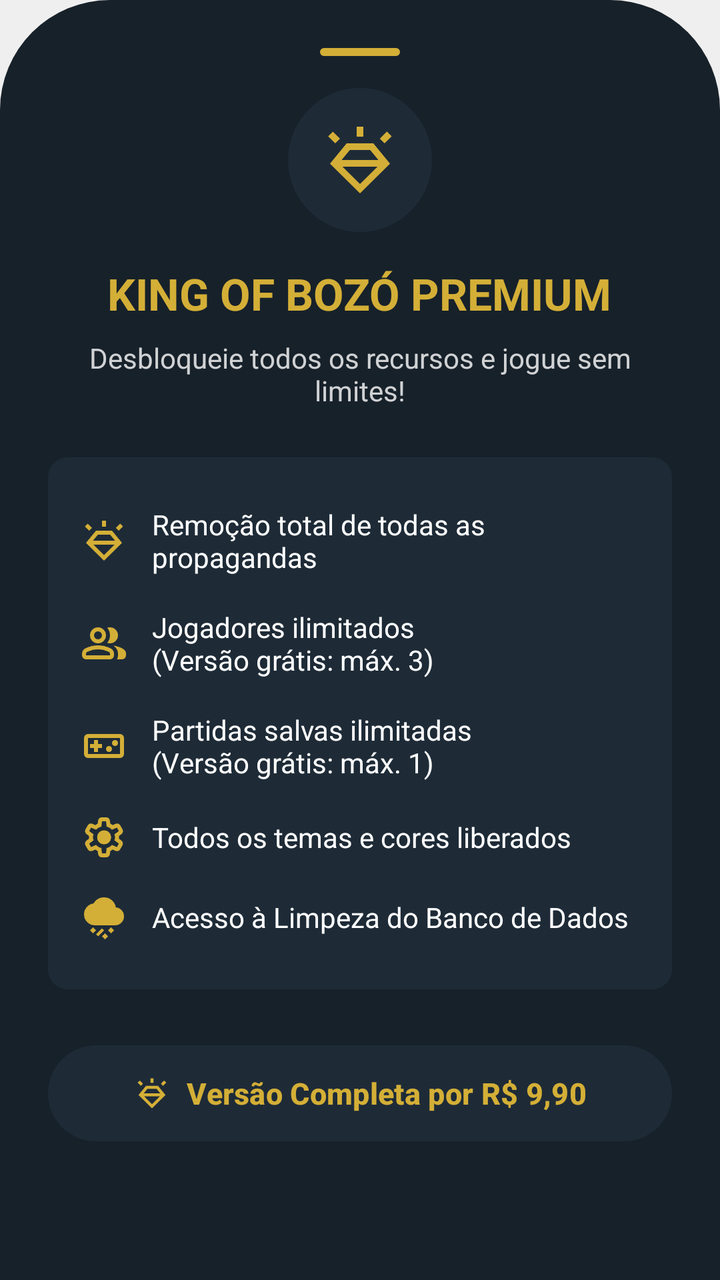
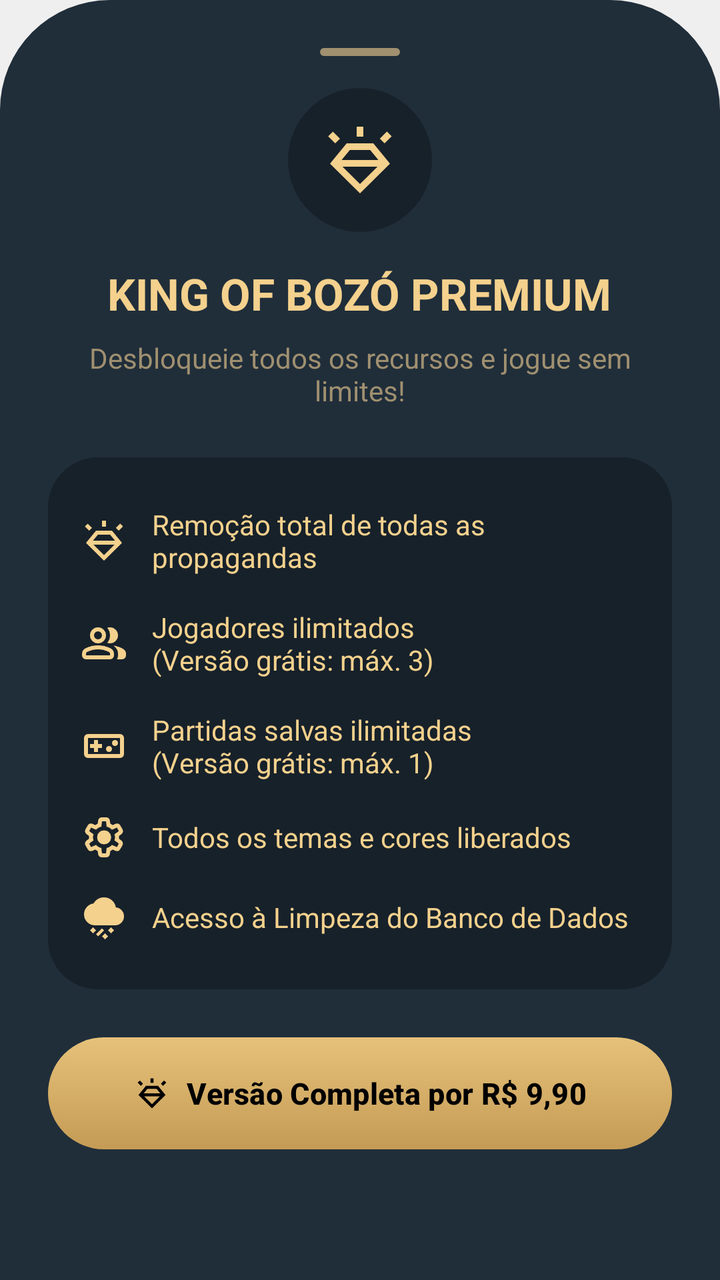

Screens rendered from an Android XML layout before and after an edit, with the pre-edit source and the edit as a unified diff.
<!-- AndroidManifest.xml: application theme Base.Theme.KingOfBozo.Standard -->
<!-- res/layout/bottom_sheet_premium.xml -->
<?xml version="1.0" encoding="utf-8"?>
<androidx.core.widget.NestedScrollView xmlns:android="http://schemas.android.com/apk/res/android"
    xmlns:app="http://schemas.android.com/apk/res-auto"
    xmlns:tools="http://schemas.android.com/tools"
    android:layout_width="match_parent"
    android:layout_height="wrap_content"
    android:backgroundTint="@color/padrao_dark_nigth"
    android:background="@drawable/bottom_sheet_background"
    android:fillViewport="true">

    <LinearLayout
        android:layout_width="match_parent"
        android:layout_height="wrap_content"
        android:orientation="vertical"
        android:padding="24dp"
        android:gravity="center_horizontal">

        
        <ImageView
            android:layout_width="40dp"
            android:layout_height="4dp"
            android:layout_marginBottom="16dp"
            app:tint="@color/premium"
            android:src="@drawable/background_card_dark"
            tools:ignore="ContentDescription" />

        
        <ImageView
            android:id="@+id/icon_crown_premium"
            android:layout_width="72dp"
            android:layout_height="72dp"
            android:background="@drawable/background_circle"
            android:backgroundTint="@color/padrao_dark"
            android:padding="16dp"
            android:src="@drawable/ic_diamond_shine"
            app:tint="@color/premium"
            tools:ignore="ContentDescription" />

        
        <TextView
            android:id="@+id/text_premium_title"
            android:layout_width="wrap_content"
            android:layout_height="wrap_content"
            android:layout_marginTop="16dp"
            android:text="@string/premium_title"
            android:textColor="@color/premium"
            android:textSize="22sp"
            android:textStyle="bold"
            android:gravity="center" />

        
        <TextView
            android:id="@+id/text_premium_subtitle"
            android:layout_width="wrap_content"
            android:layout_height="wrap_content"
            android:layout_marginTop="8dp"
            android:text="@string/premium_subtitle"
            android:textColor="?attr/customTextBackground"
            android:textSize="14sp"
            android:alpha="0.8"
            android:gravity="center" />

        
        <LinearLayout
            android:layout_width="match_parent"
            android:layout_height="wrap_content"
            android:orientation="vertical"
            android:layout_marginTop="24dp"
            android:background="@drawable/background_card_game"
            android:backgroundTint="@color/padrao_dark"
            android:padding="16dp">

            
            <LinearLayout
                android:layout_width="match_parent"
                android:layout_height="wrap_content"
                android:gravity="center_vertical"
                android:paddingVertical="8dp">

                <ImageView
                    android:layout_width="24dp"
                    android:layout_height="24dp"
                    android:src="@drawable/ic_diamond_shine"
                    app:tint="@color/premium"
                    tools:ignore="ContentDescription" />

                <TextView
                    android:layout_width="wrap_content"
                    android:layout_height="wrap_content"
                    android:layout_marginStart="12dp"
                    android:text="@string/premium_feat_no_ads"
                    android:textColor="?attr/customTextBackground"
                    android:textSize="14sp"/>
            </LinearLayout>

            
            <LinearLayout
                android:layout_width="match_parent"
                android:layout_height="wrap_content"
                android:gravity="center_vertical"
                android:paddingVertical="8dp">

                <ImageView
                    android:layout_width="24dp"
                    android:layout_height="24dp"
                    android:src="@drawable/ic_players"
                    app:tint="@color/premium"
                    tools:ignore="ContentDescription" />

                <TextView
                    android:layout_width="wrap_content"
                    android:layout_height="wrap_content"
                    android:layout_marginStart="12dp"
                    android:text="@string/premium_feat_unlimited_players"
                    android:textColor="?attr/customTextBackground"
                    android:textSize="14sp"/>
            </LinearLayout>

            
            <LinearLayout
                android:layout_width="match_parent"
                android:layout_height="wrap_content"
                android:gravity="center_vertical"
                android:paddingVertical="8dp">

                <ImageView
                    android:layout_width="24dp"
                    android:layout_height="24dp"
                    android:src="@drawable/ic_game"
                    app:tint="@color/premium"
                    tools:ignore="ContentDescription" />

                <TextView
                    android:layout_width="wrap_content"
                    android:layout_height="wrap_content"
                    android:layout_marginStart="12dp"
                    android:text="@string/premium_feat_unlimited_saved_games"
                    android:textColor="?attr/customTextBackground"
                    android:textSize="14sp"/>
            </LinearLayout>

            
            <LinearLayout
                android:layout_width="match_parent"
                android:layout_height="wrap_content"
                android:gravity="center_vertical"
                android:paddingVertical="8dp">

                <ImageView
                    android:layout_width="24dp"
                    android:layout_height="24dp"
                    android:src="@drawable/ic_settings"
                    app:tint="@color/premium"
                    tools:ignore="ContentDescription" />

                <TextView
                    android:layout_width="wrap_content"
                    android:layout_height="wrap_content"
                    android:layout_marginStart="12dp"
                    android:text="@string/premium_feat_unlimited_themes"
                    android:textColor="?attr/customTextBackground"
                    android:textSize="14sp"/>
            </LinearLayout>

            
            <LinearLayout
                android:layout_width="match_parent"
                android:layout_height="wrap_content"
                android:gravity="center_vertical"
                android:paddingVertical="8dp">

                <ImageView
                    android:layout_width="24dp"
                    android:layout_height="24dp"
                    android:src="@drawable/ic_limpar_dados"
                    app:tint="@color/premium"
                    tools:ignore="ContentDescription" />

                <TextView
                    android:layout_width="wrap_content"
                    android:layout_height="wrap_content"
                    android:layout_marginStart="12dp"
                    android:text="@string/premium_feat_reset_data"
                    android:textColor="?attr/customTextBackground"
                    android:textSize="14sp"/>
            </LinearLayout>

        </LinearLayout>

        
        <com.google.android.material.button.MaterialButton
            android:id="@+id/btn_unlock_premium"
            android:layout_width="match_parent"
            android:layout_height="56dp"
            android:layout_marginTop="24dp"
            android:text="@string/premium_btn_unlock"
            android:textColor="@color/premium"
            android:textSize="15sp"
            android:textStyle="bold"
            app:backgroundTint="@color/padrao_dark"
            app:cornerRadius="28dp"
            app:icon="@drawable/ic_diamond_shine"
            app:iconGravity="textStart"
            app:iconTint="@color/premium" />

    </LinearLayout>

</androidx.core.widget.NestedScrollView>
<!-- resources referenced by this layout -->
<resources>
  <color name="padrao_dark">#1E2B37</color>
  <color name="padrao_dark_nigth">#17212A</color>
  <color name="premium">#D4AF37</color>
  <!-- drawable background_card_dark (drawable) -->
  <shape xmlns:android="http://schemas.android.com/apk/res/android"
      android:shape="rectangle">
      <solid android:color="@color/fundo_light" />
      <corners android:radius="100dp" />
  </shape>
  <!-- drawable background_card_game (drawable) -->
  <?xml version="1.0" encoding="utf-8"?>
  <shape xmlns:android="http://schemas.android.com/apk/res/android"
      android:shape="rectangle">
      <corners android:radius="10dp" />
      <solid android:color="@color/card_dark" />
  </shape>
  <!-- drawable background_circle (drawable) -->
  <?xml version="1.0" encoding="utf-8"?>
  <shape xmlns:android="http://schemas.android.com/apk/res/android"
      android:shape="oval">
      <solid android:color="@color/fundo_light" />
  </shape>
  <!-- drawable bottom_sheet_background (drawable) -->
  <?xml version="1.0" encoding="utf-8"?>
  <shape xmlns:android="http://schemas.android.com/apk/res/android"
      android:shape="rectangle">
      <solid android:color="@color/fundo_light"/>
      <corners android:topLeftRadius="55dp" android:topRightRadius="55dp"/>
  </shape>
  <!-- drawable ic_diamond_shine (drawable) -->
  <vector xmlns:android="http://schemas.android.com/apk/res/android" android:height="24dp" android:tint="#FFFFFF" android:viewportHeight="960" android:viewportWidth="960" android:width="24dp">
        
      <path android:fillColor="@android:color/white" android:pathData="M480,880L120,524L320,280L640,280L840,524L480,880ZM183,280L98,195L155,139L240,224L183,280ZM440,200L440,80L520,80L520,200L440,200ZM775,280L718,223L803,138L860,195L775,280ZM480,768L690,560L270,560L480,768ZM358,360L259,480L701,480L602,360L358,360Z"/>
      
  </vector>
  <string name="premium_btn_unlock">Versão Completa por R$ 9,90</string>
  <string name="premium_feat_no_ads">Remoção total de todas as propagandas</string>
  <string name="premium_feat_reset_data">Acesso à Limpeza do Banco de Dados</string>
  <string name="premium_feat_unlimited_players">Jogadores ilimitados \n(Versão grátis: máx. 3)</string>
  <string name="premium_feat_unlimited_saved_games">Partidas salvas ilimitadas \n(Versão grátis: máx. 1)</string>
  <string name="premium_feat_unlimited_themes">Todos os temas e cores liberados</string>
  <string name="premium_subtitle">Desbloqueie todos os recursos e jogue sem limites!</string>
  <string name="premium_title">KING OF BOZÓ PREMIUM</string>
  <color name="fundo_light">#EFEFEF</color>
  <color name="card_dark">#313131</color>
  <color name="padrao">#34495e</color>
  <color name="text_dark">#000000</color>
  <color name="text_light">#FFFFFF</color>
  <color name="icon_dark">#000000</color>
  <color name="icon_light">#FFFFFF</color>
  <color name="card_light">#FFFFFF</color>
  <!-- unchanged entries left out for length: 6 -->
</resources>

<!-- the commit's change to res/layout/bottom_sheet_premium.xml (unified diff, before → after) -->
@@ -4,7 +4,7 @@
     xmlns:tools="http://schemas.android.com/tools"
     android:layout_width="match_parent"
     android:layout_height="wrap_content"
-    android:backgroundTint="@color/padrao_dark_nigth"
+    android:backgroundTint="@color/premium_background_deep_black"
     android:background="@drawable/bottom_sheet_background"
     android:fillViewport="true">
 
@@ -20,7 +20,7 @@
             android:layout_width="40dp"
             android:layout_height="4dp"
             android:layout_marginBottom="16dp"
-            app:tint="@color/premium"
+            app:tint="@color/premium_gold_dull"
             android:src="@drawable/background_card_dark"
             tools:ignore="ContentDescription" />
 
@@ -30,10 +30,10 @@
             android:layout_width="72dp"
             android:layout_height="72dp"
             android:background="@drawable/background_circle"
-            android:backgroundTint="@color/padrao_dark"
+            android:backgroundTint="@color/premium_card_dark_grey"
             android:padding="16dp"
             android:src="@drawable/ic_diamond_shine"
-            app:tint="@color/premium"
+            app:tint="@color/premium_gold_soft"
             tools:ignore="ContentDescription" />
 
         
@@ -43,7 +43,7 @@
             android:layout_height="wrap_content"
             android:layout_marginTop="16dp"
             android:text="@string/premium_title"
-            android:textColor="@color/premium"
+            android:textColor="@color/premium_gold_soft"
             android:textSize="22sp"
             android:textStyle="bold"
             android:gravity="center" />
@@ -55,9 +55,8 @@
             android:layout_height="wrap_content"
             android:layout_marginTop="8dp"
             android:text="@string/premium_subtitle"
-            android:textColor="?attr/customTextBackground"
+            android:textColor="@color/premium_gold_dull"
             android:textSize="14sp"
-            android:alpha="0.8"
             android:gravity="center" />
 
         
@@ -67,7 +66,7 @@
             android:orientation="vertical"
             android:layout_marginTop="24dp"
             android:background="@drawable/background_card_game"
-            android:backgroundTint="@color/padrao_dark"
+            android:backgroundTint="@color/premium_card_dark_grey"
             android:padding="16dp">
 
             
@@ -81,15 +80,16 @@
                     android:layout_width="24dp"
                     android:layout_height="24dp"
                     android:src="@drawable/ic_diamond_shine"
-                    app:tint="@color/premium"
-                    tools:ignore="ContentDescription" />
-
-                <TextView
+                    app:tint="@color/premium_gold_soft"
+                    tools:ignore="ContentDescription" />
+
+                <TextView
+                    android:id="@+id/text_premium_anuncios"
                     android:layout_width="wrap_content"
                     android:layout_height="wrap_content"
                     android:layout_marginStart="12dp"
                     android:text="@string/premium_feat_no_ads"
-                    android:textColor="?attr/customTextBackground"
+                    android:textColor="@color/premium_gold_soft"
                     android:textSize="14sp"/>
             </LinearLayout>
 
@@ -104,15 +104,16 @@
                     android:layout_width="24dp"
                     android:layout_height="24dp"
                     android:src="@drawable/ic_players"
-                    app:tint="@color/premium"
-                    tools:ignore="ContentDescription" />
-
-                <TextView
+                    app:tint="@color/premium_gold_soft"
+                    tools:ignore="ContentDescription" />
+
+                <TextView
+                    android:id="@+id/text_premium_joagores"
                     android:layout_width="wrap_content"
                     android:layout_height="wrap_content"
                     android:layout_marginStart="12dp"
                     android:text="@string/premium_feat_unlimited_players"
-                    android:textColor="?attr/customTextBackground"
+                    android:textColor="@color/premium_gold_soft"
                     android:textSize="14sp"/>
             </LinearLayout>
 
@@ -127,15 +128,16 @@
                     android:layout_width="24dp"
                     android:layout_height="24dp"
                     android:src="@drawable/ic_game"
-                    app:tint="@color/premium"
-                    tools:ignore="ContentDescription" />
-
-                <TextView
+                    app:tint="@color/premium_gold_soft"
+                    tools:ignore="ContentDescription" />
+
+                <TextView
+                    android:id="@+id/text_premium_jogos_salvos"
                     android:layout_width="wrap_content"
                     android:layout_height="wrap_content"
                     android:layout_marginStart="12dp"
                     android:text="@string/premium_feat_unlimited_saved_games"
-                    android:textColor="?attr/customTextBackground"
+                    android:textColor="@color/premium_gold_soft"
                     android:textSize="14sp"/>
             </LinearLayout>
 
@@ -150,15 +152,16 @@
                     android:layout_width="24dp"
                     android:layout_height="24dp"
                     android:src="@drawable/ic_settings"
-                    app:tint="@color/premium"
-                    tools:ignore="ContentDescription" />
-
-                <TextView
+                    app:tint="@color/premium_gold_soft"
+                    tools:ignore="ContentDescription" />
+
+                <TextView
+                    android:id="@+id/text_premium_cores_temas"
                     android:layout_width="wrap_content"
                     android:layout_height="wrap_content"
                     android:layout_marginStart="12dp"
                     android:text="@string/premium_feat_unlimited_themes"
-                    android:textColor="?attr/customTextBackground"
+                    android:textColor="@color/premium_gold_soft"
                     android:textSize="14sp"/>
             </LinearLayout>
 
@@ -173,15 +176,16 @@
                     android:layout_width="24dp"
                     android:layout_height="24dp"
                     android:src="@drawable/ic_limpar_dados"
-                    app:tint="@color/premium"
-                    tools:ignore="ContentDescription" />
-
-                <TextView
+                    app:tint="@color/premium_gold_soft"
+                    tools:ignore="ContentDescription" />
+
+                <TextView
+                    android:id="@+id/text_premium_nuvem"
                     android:layout_width="wrap_content"
                     android:layout_height="wrap_content"
                     android:layout_marginStart="12dp"
                     android:text="@string/premium_feat_reset_data"
-                    android:textColor="?attr/customTextBackground"
+                    android:textColor="@color/premium_gold_soft"
                     android:textSize="14sp"/>
             </LinearLayout>
 
@@ -194,14 +198,15 @@
             android:layout_height="56dp"
             android:layout_marginTop="24dp"
             android:text="@string/premium_btn_unlock"
-            android:textColor="@color/premium"
+            android:textColor="@color/premium_text_on_gold"
             android:textSize="15sp"
             android:textStyle="bold"
-            app:backgroundTint="@color/padrao_dark"
+            app:backgroundTint="@null"
+            android:background="@drawable/bg_gold_button"
             app:cornerRadius="28dp"
             app:icon="@drawable/ic_diamond_shine"
             app:iconGravity="textStart"
-            app:iconTint="@color/premium" />
+            app:iconTint="@color/premium_text_on_gold" />
 
     </LinearLayout>
 
<!-- resource entries referenced after the edit -->
@@ -1,8 +1,10 @@
 <!-- resources referenced by this layout -->
 <resources>
-  <color name="padrao_dark">#1E2B37</color>
-  <color name="padrao_dark_nigth">#17212A</color>
-  <color name="premium">#D4AF37</color>
+  <color name="premium_background_deep_black">#202E3A</color>
+  <color name="premium_card_dark_grey">#17212A</color>
+  <color name="premium_gold_dull">#A09070</color>
+  <color name="premium_gold_soft">#F4D18D</color>
+  <color name="premium_text_on_gold">#000000</color>
   <!-- drawable background_card_dark (drawable) -->
   <shape xmlns:android="http://schemas.android.com/apk/res/android"
       android:shape="rectangle">
@@ -13,7 +15,7 @@
   <?xml version="1.0" encoding="utf-8"?>
   <shape xmlns:android="http://schemas.android.com/apk/res/android"
       android:shape="rectangle">
-      <corners android:radius="10dp" />
+      <corners android:radius="25dp" />
       <solid android:color="@color/card_dark" />
   </shape>
   <!-- drawable background_circle (drawable) -->
@@ -21,6 +23,22 @@
   <shape xmlns:android="http://schemas.android.com/apk/res/android"
       android:shape="oval">
       <solid android:color="@color/fundo_light" />
+  </shape>
+  <!-- drawable bg_gold_button (drawable) -->
+  <?xml version="1.0" encoding="utf-8"?>
+  <shape xmlns:android="http://schemas.android.com/apk/res/android"
+      android:shape="rectangle">
+  
+      
+      <gradient
+          android:angle="270"
+          android:startColor="@color/premium_button_gold_start"
+          android:endColor="@color/premium_button_gold_end"
+          android:type="linear" />
+  
+      
+      <corners android:radius="50dp" />
+  
   </shape>
   <!-- drawable bottom_sheet_background (drawable) -->
   <?xml version="1.0" encoding="utf-8"?>
@@ -44,7 +62,9 @@
   <string name="premium_subtitle">Desbloqueie todos os recursos e jogue sem limites!</string>
   <string name="premium_title">KING OF BOZÓ PREMIUM</string>
   <color name="fundo_light">#EFEFEF</color>
-  <color name="card_dark">#313131</color>
+  <color name="card_dark">#17212A</color>
+  <color name="premium_button_gold_start">#E6C17A</color>
+  <color name="premium_button_gold_end">#C49B55</color>
   <color name="padrao">#34495e</color>
   <color name="text_dark">#000000</color>
   <color name="text_light">#FFFFFF</color>
